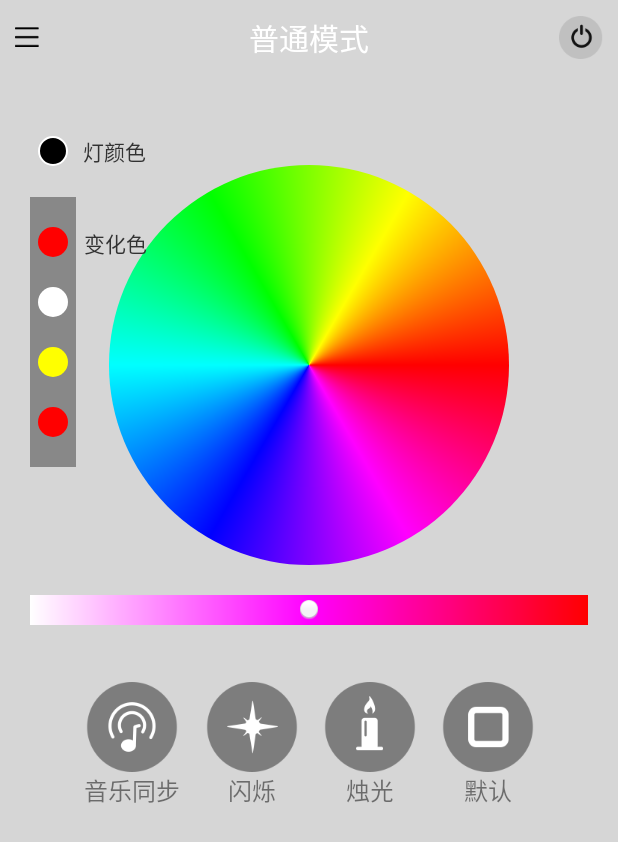
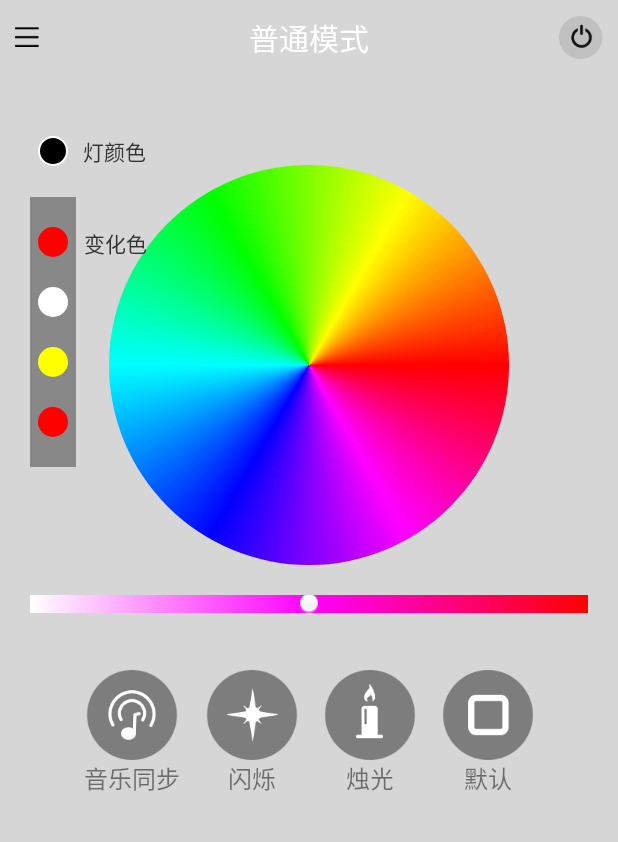
Before and after one commit to yinshijian-kkb/MagicLamp, an Android app: the screen it shows after launch (MyActivity), on a phone screen of 412 x 824 dp. Shown: the top 842 px of the screen. Run offline under Robolectric (Android 15) with nearby library versions, the phone set to English and light mode, and no system bars.

Commit message:
remove unused library

```diff
--- a/MagicLamp/build.gradle
+++ b/MagicLamp/build.gradle
@@ -20,5 +20,4 @@ android {
 
 dependencies {
     compile fileTree(dir: 'libs', include: ['*.jar'])
-    compile project(':HoloColorPicker')
 }
--- a/MagicLamp/src/main/res/layout/fragment_content.xml
+++ b/MagicLamp/src/main/res/layout/fragment_content.xml
@@ -69,7 +69,7 @@
         <SeekBar
             android:id="@+id/progress_seek_bar"
             android:layout_width="match_parent"
-            android:layout_height="wrap_content"
+            android:layout_height="12dp"
             android:max="100"
             android:progress="10"
             android:progressDrawable="@drawable/seekbar_progress"
--- a/settings.gradle
+++ b/settings.gradle
@@ -1 +1 @@
-include ':MagicLamp', ':HoloColorPicker'
+include ':MagicLamp'
```
Also changed, not shown: 117 other files.
